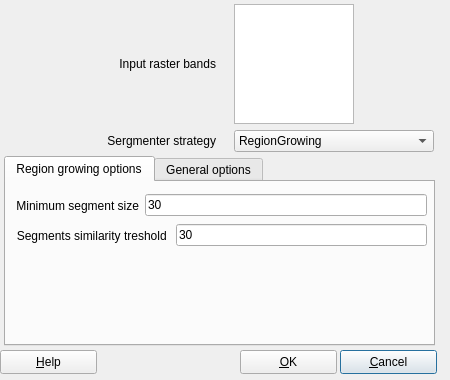
Above: src/terralib/qt/widgets/rp/ui/SegmenterForm.ui from claudiobogossian/terralib5 before the change. Below: the same form after it.
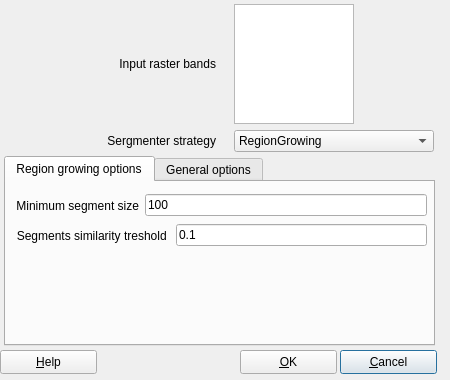
That is the form after the change. The open tabs and pages were chosen to show the change.

```diff
--- a/src/terralib/qt/widgets/rp/ui/SegmenterForm.ui
+++ b/src/terralib/qt/widgets/rp/ui/SegmenterForm.ui
@@ -82,7 +82,7 @@
          <string>A positive minimum segment size (pixels number)</string>
         </property>
         <property name="text">
-         <string>30</string>
+         <string>100</string>
         </property>
        </widget>
       </item>
@@ -120,7 +120,7 @@
          <string>Segments with similarity values below this value will be merged</string>
         </property>
         <property name="text">
-         <string>30</string>
+         <string>0.1</string>
         </property>
        </widget>
       </item>
```
Left out of the diff: 2 changed lines with no effect on the pictures.
